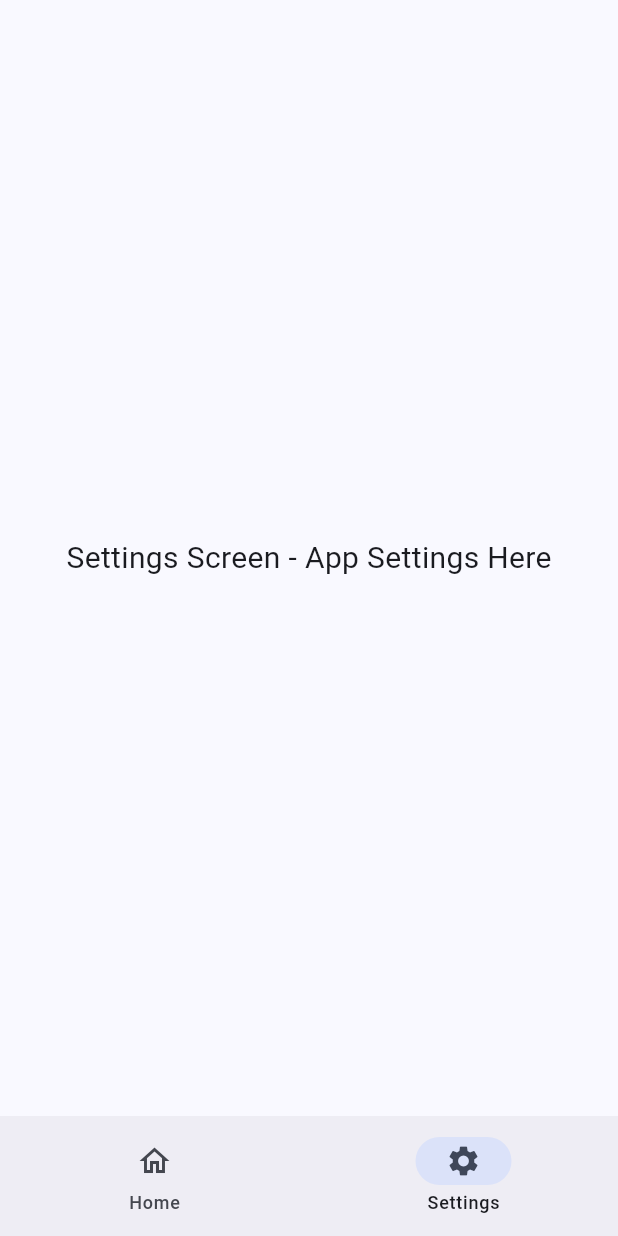
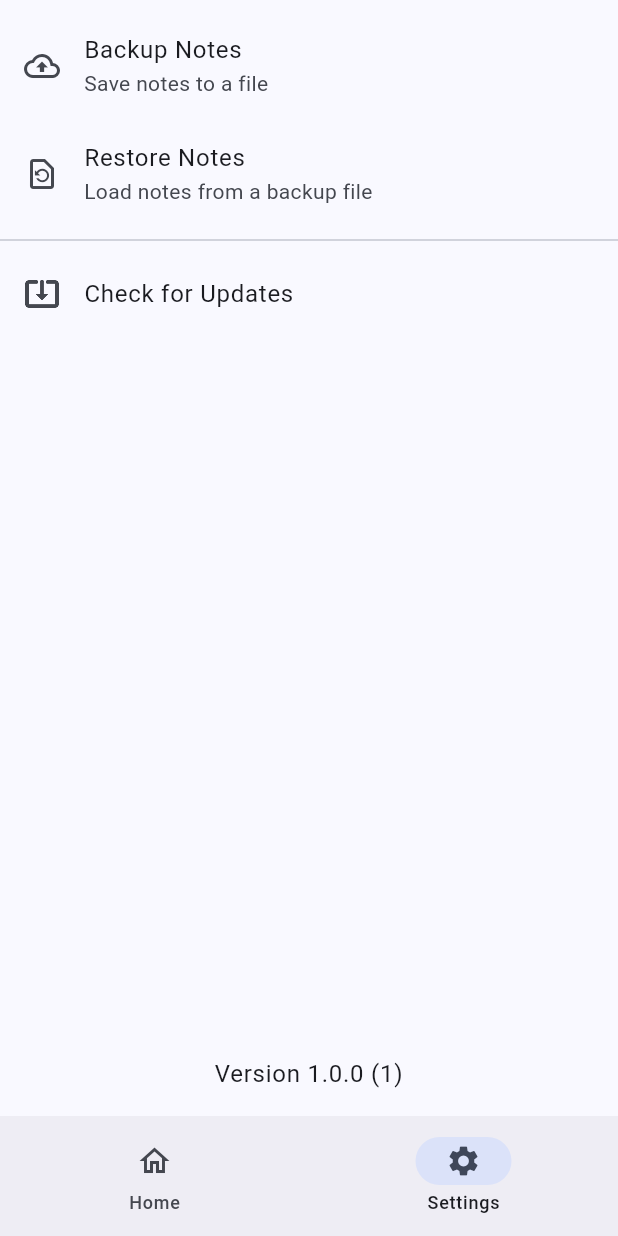
Before and after one commit to FlamingWater35/NotesApp, a Flutter app: the screen it shows after launch, item 2 of the bottom bar chosen, on a phone screen of 412 x 824 dp. Run offline on Flutter 3.47's test engine with Material 3 defaults, Android fonts, the phone set to English and light mode, and no system bars; our stand-ins replace package_info_plus, shared_preferences.

Commit message:
Update settings menu

```diff
--- a/lib/settings_screen.dart
+++ b/lib/settings_screen.dart
@@ -1,14 +1,110 @@
 import 'package:flutter/material.dart';
+import 'package:logging/logging.dart';
+import 'package:package_info_plus/package_info_plus.dart';
 
-class SettingsScreen extends StatelessWidget {
+class SettingsScreen extends StatefulWidget {
   const SettingsScreen({super.key});
 
   @override
+  State<SettingsScreen> createState() => _SettingsScreenState();
+}
+
+class _SettingsScreenState extends State<SettingsScreen> {
+  final _log = Logger('SettingsScreen');
+  String _appVersion = 'Loading...';
+
+  @override
+  void initState() {
+    super.initState();
+    _log.fine("initState called");
+    _getAppVersion();
+  }
+
+  Future<void> _getAppVersion() async {
+    try {
+      final PackageInfo info = await PackageInfo.fromPlatform();
+      if (mounted) {
+        setState(() {
+          _appVersion = 'Version ${info.version} (${info.buildNumber})';
+        });
+         _log.info("App version loaded: $_appVersion");
+      }
+    } catch (e, stackTrace) {
+      _log.severe("Error getting package info", e, stackTrace);
+      if (mounted) {
+        setState(() {
+          _appVersion = 'Error loading version';
+        });
+      }
+    }
+  }
+
+  void _handleBackup() {
+    _log.info("Backup button tapped - (Not Implemented)");
+    // TODO: Implement backup logic (e.g., pick file location, save JSON)
+    ScaffoldMessenger.of(context).showSnackBar(
+      const SnackBar(content: Text('Backup feature not yet implemented.')),
+    );
+  }
+
+  void _handleRestore() {
+    _log.info("Restore button tapped - (Not Implemented)");
+    // TODO: Implement restore logic (e.g., pick file, read JSON, load notes)
+    ScaffoldMessenger.of(context).showSnackBar(
+      const SnackBar(content: Text('Restore feature not yet implemented.')),
+    );
+  }
+
+  void _handleCheckForUpdates() {
+    _log.info("Check for Updates button tapped - (Not Implemented)");
+    // TODO: Implement update check logic (e.g., check against a server/store)
+    ScaffoldMessenger.of(context).showSnackBar(
+      const SnackBar(content: Text('Update check not yet implemented.')),
+    );
+  }
+
+
+  @override
   Widget build(BuildContext context) {
-    return const Center(
-      child: Text(
-        'Settings Screen - App Settings Here',
-        style: TextStyle(fontSize: 20),
+    _log.finer("Building SettingsScreen widget");
+    return SafeArea(
+      child: Column(
+        children: [
+          Expanded(
+            child: ListView(
+              padding: const EdgeInsets.symmetric(vertical: 8.0),
+              children: <Widget>[
+                ListTile(
+                  leading: const Icon(Icons.backup_outlined),
+                  title: const Text('Backup Notes'),
+                  subtitle: const Text('Save notes to a file'),
+                  onTap: _handleBackup,
+                ),
+                 ListTile(
+                  leading: const Icon(Icons.restore_page_outlined),
+                  title: const Text('Restore Notes'),
+                  subtitle: const Text('Load notes from a backup file'),
+                  onTap: _handleRestore,
+                ),
+                const Divider(),
+                ListTile(
+                  leading: const Icon(Icons.system_update_alt_outlined),
+                  title: const Text('Check for Updates'),
+                  onTap: _handleCheckForUpdates,
+                ),
+              ],
+            ),
+          ),
+
+          Padding(
+            padding: const EdgeInsets.all(16.0),
+            child: Text(
+              _appVersion,
+              style: Theme.of(context).textTheme.bodyLarge,
+              textAlign: TextAlign.center,
+            ),
+          ),
+        ],
       ),
     );
   }
--- a/pubspec.yaml
+++ b/pubspec.yaml
@@ -37,6 +37,7 @@ dependencies:
 
   shared_preferences: ^2.2.3
   logging: ^1.2.0
+  package_info_plus: ^8.3.0
 
 dev_dependencies:
   flutter_test:
```
Also changed, not shown: pubspec.lock, 1 other file.
